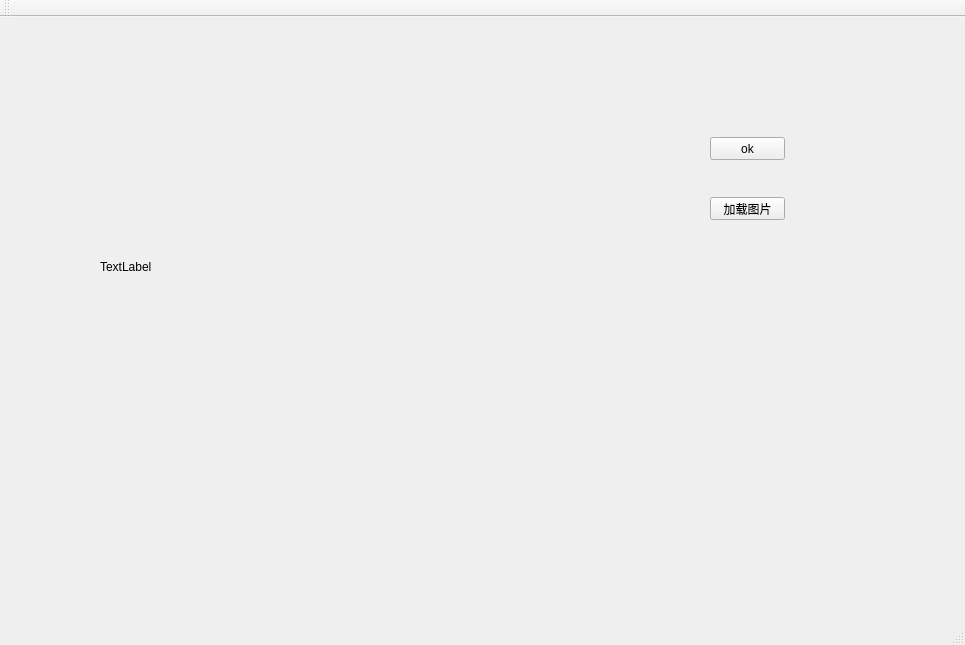
Old version of the form myQt/myQt.ui in the repository Silverqwx/Qt-.
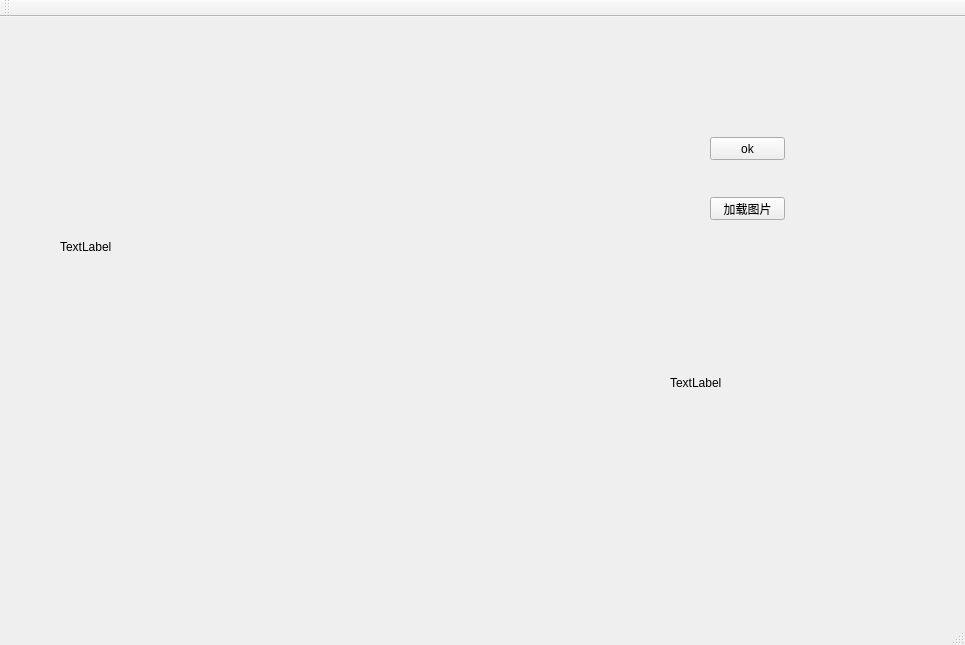
New version of the form.

Patch:
```diff
--- a/myQt/myQt.ui
+++ b/myQt/myQt.ui
@@ -40,24 +40,31 @@
      <string>加载图片</string>
     </property>
    </widget>
-   <widget class="QWidget" name="gridLayoutWidget">
+   <widget class="QLabel" name="label_2">
     <property name="geometry">
      <rect>
-      <x>89</x>
-      <y>69</y>
-      <width>451</width>
-      <height>361</height>
+      <x>670</x>
+      <y>350</y>
+      <width>191</width>
+      <height>31</height>
      </rect>
     </property>
-    <layout class="QGridLayout" name="gridLayout">
-     <item row="0" column="0">
-      <widget class="QLabel" name="label">
-       <property name="text">
-        <string>TextLabel</string>
-       </property>
-      </widget>
-     </item>
-    </layout>
+    <property name="text">
+     <string>TextLabel</string>
+    </property>
+   </widget>
+   <widget class="QLabel" name="label">
+    <property name="geometry">
+     <rect>
+      <x>60</x>
+      <y>50</y>
+      <width>449</width>
+      <height>359</height>
+     </rect>
+    </property>
+    <property name="text">
+     <string>TextLabel</string>
+    </property>
    </widget>
   </widget>
   <widget class="QMenuBar" name="menuBar">
```
Left out of the diff: 6 changed lines with no effect on the pictures.
